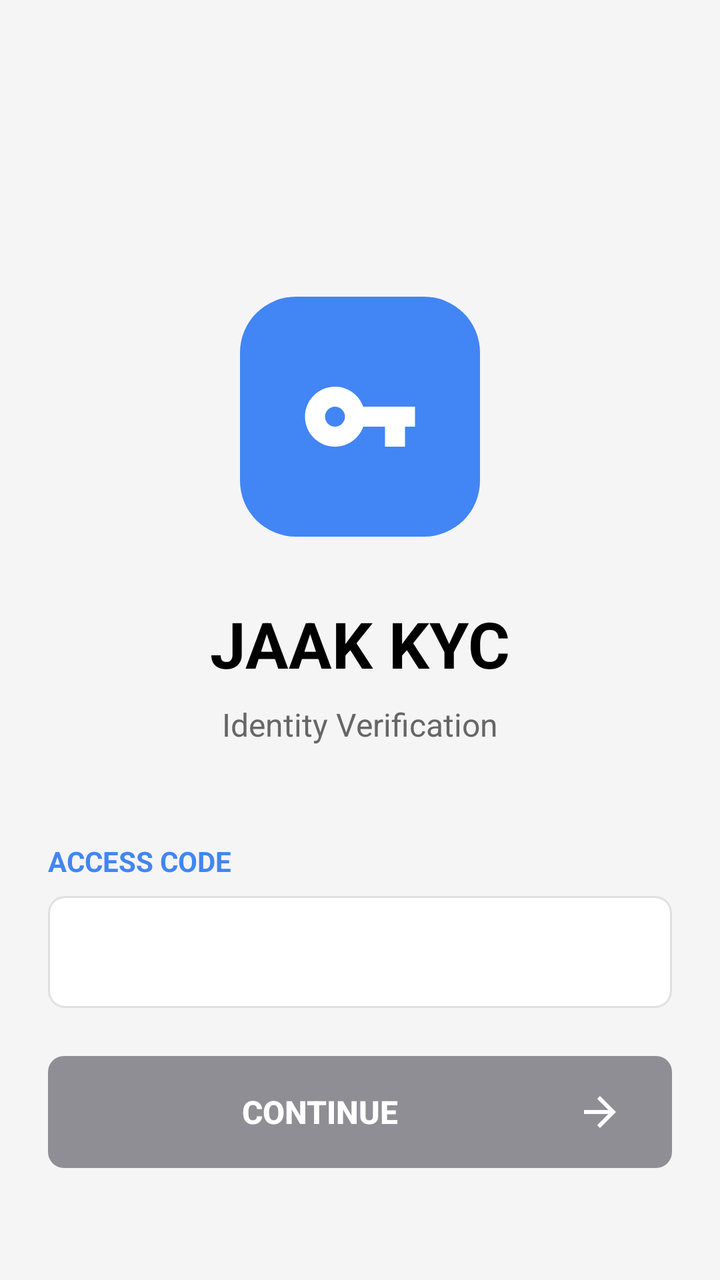
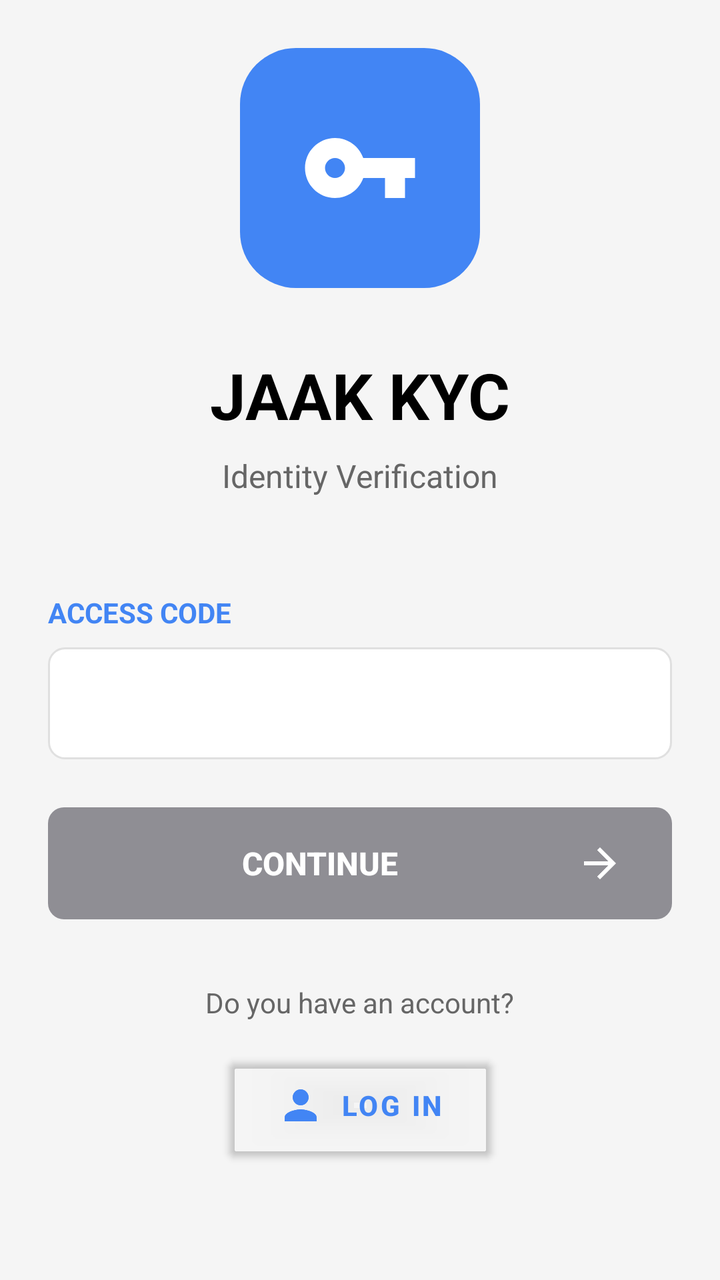

The first picture is an Android layout as it rendered before a commit; the second is the same layout after the commit. The layout source and the unified diff follow.
<!-- AndroidManifest.xml: application theme Theme.JaakAccessKeyless -->
<!-- res/layout/activity_menu_main.xml -->
<?xml version="1.0" encoding="utf-8"?>
<androidx.constraintlayout.widget.ConstraintLayout xmlns:android="http://schemas.android.com/apk/res/android"
    xmlns:app="http://schemas.android.com/apk/res-auto"
    xmlns:tools="http://schemas.android.com/tools"
    android:id="@+id/viewContainer"
    android:layout_width="match_parent"
    android:layout_height="match_parent"
    android:background="@color/jaak_background"
    android:padding="24dp"
    tools:context="com.jaak.kyc.ui.view.MenuMainActivity">

    
    <FrameLayout
        android:id="@+id/logoContainer"
        android:layout_width="120dp"
        android:layout_height="120dp"
        android:background="@drawable/bg_logo_blue"
        app:layout_constraintEnd_toEndOf="parent"
        app:layout_constraintStart_toStartOf="parent"
        app:layout_constraintTop_toTopOf="parent"
        app:layout_constraintBottom_toTopOf="@+id/textViewTitle"
        app:layout_constraintVertical_chainStyle="packed">

        <ImageView
            android:id="@+id/ivJaak"
            android:layout_width="60dp"
            android:layout_height="60dp"
            android:layout_gravity="center"
            android:src="@drawable/ic_key_white" />

    </FrameLayout>

    
    <TextView
        android:id="@+id/textViewTitle"
        android:layout_width="wrap_content"
        android:layout_height="wrap_content"
        android:layout_marginTop="32dp"
        android:text="@string/onboarding_digital"
        android:textColor="@color/jaak_text_primary"
        android:textSize="32sp"
        android:textStyle="bold"
        app:layout_constraintEnd_toEndOf="parent"
        app:layout_constraintStart_toStartOf="parent"
        app:layout_constraintTop_toBottomOf="@+id/logoContainer"
        app:layout_constraintBottom_toTopOf="@+id/textViewSubtitle" />

    
    <TextView
        android:id="@+id/textViewSubtitle"
        android:layout_width="wrap_content"
        android:layout_height="wrap_content"
        android:layout_marginTop="8dp"
        android:text="@string/descrip_init"
        android:textColor="@color/jaak_text_secondary"
        android:textSize="16sp"
        app:layout_constraintEnd_toEndOf="parent"
        app:layout_constraintStart_toStartOf="parent"
        app:layout_constraintTop_toBottomOf="@+id/textViewTitle"
        app:layout_constraintBottom_toTopOf="@+id/labelCodigoAcceso" />

    
    <TextView
        android:id="@+id/labelCodigoAcceso"
        android:layout_width="wrap_content"
        android:layout_height="wrap_content"
        android:layout_marginTop="48dp"
        android:text="@string/codigo_acceso_label"
        android:textColor="@color/jaak_text_blue"
        android:textSize="14sp"
        android:textStyle="bold"
        app:layout_constraintStart_toStartOf="@+id/etShort"
        app:layout_constraintTop_toBottomOf="@+id/textViewSubtitle" />

    
    <EditText
        android:id="@+id/etShort"
        android:layout_width="0dp"
        android:layout_height="56dp"
        android:layout_marginTop="8dp"
        android:background="@drawable/bg_input_field"
        android:gravity="center"
        android:hint=""
        android:inputType="textNoSuggestions"
        android:maxLength="7"
        android:textColor="@color/jaak_text_primary"
        android:textSize="16sp"
        app:layout_constraintEnd_toEndOf="parent"
        app:layout_constraintStart_toStartOf="parent"
        app:layout_constraintTop_toBottomOf="@+id/labelCodigoAcceso"
        app:layout_constraintBottom_toTopOf="@+id/tvBtnStart" />

    
    <androidx.appcompat.widget.AppCompatButton
        android:id="@+id/tvBtnStart"
        android:layout_width="0dp"
        android:layout_height="56dp"
        android:layout_marginTop="24dp"
        android:layout_marginBottom="32dp"
        android:background="@drawable/bg_button_continue"
        android:backgroundTint="@null"
        android:drawableEnd="@drawable/ic_arrow_forward"
        android:drawablePadding="16dp"
        android:enabled="false"
        android:gravity="center"
        android:paddingStart="24dp"
        android:paddingEnd="24dp"
        android:stateListAnimator="@null"
        android:text="@string/btn_enter"
        android:textColor="@color/button_text_color"
        android:textSize="16sp"
        android:textStyle="bold"
        app:layout_constraintBottom_toBottomOf="parent"
        app:layout_constraintEnd_toEndOf="parent"
        app:layout_constraintStart_toStartOf="parent"
        app:layout_constraintTop_toBottomOf="@+id/etShort" />

    
    <androidx.constraintlayout.widget.ConstraintLayout
        android:id="@+id/clProgress"
        android:layout_width="0dp"
        android:layout_height="0dp"
        android:visibility="gone"
        app:layout_constraintBottom_toBottomOf="parent"
        app:layout_constraintEnd_toEndOf="parent"
        app:layout_constraintStart_toStartOf="parent"
        app:layout_constraintTop_toTopOf="parent">

        <ProgressBar
            android:id="@+id/loading"
            android:background="@color/orange"
            android:backgroundTint="@android:color/transparent"
            android:layout_width="100dp"
            android:visibility="visible"
            android:layout_height="100dp"
            app:layout_constraintTop_toTopOf="parent"
            app:layout_constraintBottom_toBottomOf="parent"
            app:layout_constraintStart_toStartOf="parent"
            app:layout_constraintEnd_toEndOf="parent"/>

        <TextView
            android:id="@+id/tvLoadingText"
            style="@style/TextViewCenterTitle"
            android:layout_width="0dp"
            android:layout_height="wrap_content"
            android:layout_marginStart="24dp"
            android:layout_marginTop="16dp"
            android:layout_marginEnd="24dp"
            android:text="@string/init_session"
            app:layout_constraintEnd_toEndOf="parent"
            app:layout_constraintHorizontal_bias="0.0"
            app:layout_constraintStart_toStartOf="parent"
            app:layout_constraintTop_toBottomOf="@+id/loading" />


    </androidx.constraintlayout.widget.ConstraintLayout>



</androidx.constraintlayout.widget.ConstraintLayout>
<!-- resources referenced by this layout -->
<resources>
  <color name="jaak_background">#F5F5F5</color>
  <color name="jaak_text_blue">#4285F4</color>
  <color name="jaak_text_primary">#000000</color>
  <color name="jaak_text_secondary">#666666</color>
  <color name="orange">#FF9800</color>
  <!-- drawable bg_logo_blue (drawable) -->
  <?xml version="1.0" encoding="utf-8"?>
  <shape xmlns:android="http://schemas.android.com/apk/res/android"
      android:shape="rectangle">
      <solid android:color="@color/jaak_logo_blue" />
      <corners android:radius="28dp" />
  </shape>
  <!-- drawable ic_arrow_forward (drawable) -->
  <?xml version="1.0" encoding="utf-8"?>
  <vector xmlns:android="http://schemas.android.com/apk/res/android"
      android:width="24dp"
      android:height="24dp"
      android:viewportWidth="24"
      android:viewportHeight="24"
      android:tint="@android:color/white">
      <path
          android:fillColor="@android:color/white"
          android:pathData="M12,4l-1.41,1.41L16.17,11H4v2h12.17l-5.58,5.59L12,20l8,-8z"/>
  </vector>
  <!-- drawable ic_key_white (drawable) -->
  <?xml version="1.0" encoding="utf-8"?>
  <vector xmlns:android="http://schemas.android.com/apk/res/android"
      android:width="24dp"
      android:height="24dp"
      android:viewportWidth="24"
      android:viewportHeight="24"
      android:tint="@android:color/white">
      <path
          android:fillColor="@android:color/white"
          android:pathData="M12.65,10C11.83,7.67 9.61,6 7,6c-3.31,0 -6,2.69 -6,6s2.69,6 6,6c2.61,0 4.83,-1.67 5.65,-4H17v4h4v-4h2v-4H12.65zM7,14c-1.1,0 -2,-0.9 -2,-2s0.9,-2 2,-2 2,0.9 2,2 -0.9,2 -2,2z"/>
  </vector>
  <string name="btn_enter">Continue</string>
  <string name="codigo_acceso_label">ACCESS CODE</string>
  <string name="descrip_init">Identity Verification</string>
  <string name="init_session">Creating session</string>
  <string name="onboarding_digital">JAAK KYC</string>
  <style name="TextViewCenterTitle" parent="TextAppearance.AppCompat">
          <item name="android:textColor">@color/black</item>
          <item name="android:textSize">18sp</item>
          <item name="android:gravity">center</item>
          <item name="android:textStyle">bold</item>
      </style>
  <color name="jaak_button_disabled">#8F8E94</color>
  <color name="jaak_button_pressed">#2E6FE6</color>
  <color name="jaak_button_enabled">#3579F6</color>
  <color name="jaak_input_background">#FFFFFF</color>
  <color name="jaak_input_border_focused">#3579F6</color>
  <color name="jaak_input_border">#E0E0E0</color>
  <color name="jaak_logo_blue">#4285F4</color>
  <color name="black">#000000</color>
  <color name="colorPrimary">#202945</color>
  <color name="colorPrimaryVariant">#1ECAD3</color>
  <color name="colorOnPrimary">#FFFFFF</color>
  <color name="colorSecondary">#655DC6</color>
  <color name="colorSecondaryVariant">#00829B</color>
  <color name="colorOnSecondary">#000000</color>
  <!-- unchanged entries left out for length: 3 -->
</resources>

<!-- the commit's change to res/layout/activity_menu_main.xml (unified diff, before → after) -->
@@ -96,7 +96,6 @@
         android:layout_width="0dp"
         android:layout_height="56dp"
         android:layout_marginTop="24dp"
-        android:layout_marginBottom="32dp"
         android:background="@drawable/bg_button_continue"
         android:backgroundTint="@null"
         android:drawableEnd="@drawable/ic_arrow_forward"
@@ -110,10 +109,45 @@
         android:textColor="@color/button_text_color"
         android:textSize="16sp"
         android:textStyle="bold"
-        app:layout_constraintBottom_toBottomOf="parent"
         app:layout_constraintEnd_toEndOf="parent"
         app:layout_constraintStart_toStartOf="parent"
         app:layout_constraintTop_toBottomOf="@+id/etShort" />
+
+    
+    <TextView
+        android:id="@+id/tvHaveAccount"
+        android:layout_width="wrap_content"
+        android:layout_height="wrap_content"
+        android:layout_marginTop="32dp"
+        android:text="@string/have_account"
+        android:textColor="@color/jaak_text_secondary"
+        android:textSize="14sp"
+        app:layout_constraintEnd_toEndOf="parent"
+        app:layout_constraintStart_toStartOf="parent"
+        app:layout_constraintTop_toBottomOf="@+id/tvBtnStart" />
+
+    
+    <com.google.android.material.button.MaterialButton
+        android:id="@+id/btnLogin"
+        android:layout_width="wrap_content"
+        android:layout_height="wrap_content"
+        android:layout_marginTop="12dp"
+        android:backgroundTint="@android:color/transparent"
+        android:paddingHorizontal="24dp"
+        android:paddingVertical="12dp"
+        android:text="@string/login_button_shortkey"
+        android:textColor="@color/jaak_text_blue"
+        android:textSize="14sp"
+        android:textStyle="bold"
+        app:icon="@drawable/ic_person"
+        app:iconGravity="start"
+        app:iconPadding="8dp"
+        app:iconTint="@color/jaak_text_blue"
+        app:rippleColor="@color/jaak_primary"
+        app:strokeColor="@android:color/transparent"
+        app:layout_constraintEnd_toEndOf="parent"
+        app:layout_constraintStart_toStartOf="parent"
+        app:layout_constraintTop_toBottomOf="@+id/tvHaveAccount" />
 
     
     <androidx.constraintlayout.widget.ConstraintLayout
@@ -128,11 +162,10 @@
 
         <ProgressBar
             android:id="@+id/loading"
+            style="@style/JaakProgressBar.Large"
             android:background="@color/orange"
             android:backgroundTint="@android:color/transparent"
-            android:layout_width="100dp"
             android:visibility="visible"
-            android:layout_height="100dp"
             app:layout_constraintTop_toTopOf="parent"
             app:layout_constraintBottom_toBottomOf="parent"
             app:layout_constraintStart_toStartOf="parent"
<!-- resource entries referenced after the edit -->
@@ -1,6 +1,7 @@
 <!-- resources referenced by this layout -->
 <resources>
   <color name="jaak_background">#F5F5F5</color>
+  <color name="jaak_primary">#3579F6</color>
   <color name="jaak_text_blue">#4285F4</color>
   <color name="jaak_text_primary">#000000</color>
   <color name="jaak_text_secondary">#666666</color>
@@ -36,11 +37,27 @@
           android:fillColor="@android:color/white"
           android:pathData="M12.65,10C11.83,7.67 9.61,6 7,6c-3.31,0 -6,2.69 -6,6s2.69,6 6,6c2.61,0 4.83,-1.67 5.65,-4H17v4h4v-4h2v-4H12.65zM7,14c-1.1,0 -2,-0.9 -2,-2s0.9,-2 2,-2 2,0.9 2,2 -0.9,2 -2,2z"/>
   </vector>
+  <!-- drawable ic_person (drawable) -->
+  <vector xmlns:android="http://schemas.android.com/apk/res/android"
+      android:width="24dp"
+      android:height="24dp"
+      android:viewportWidth="24"
+      android:viewportHeight="24">
+      <path
+          android:fillColor="@color/jaak_text_tertiary"
+          android:pathData="M12,12c2.21,0 4,-1.79 4,-4s-1.79,-4 -4,-4 -4,1.79 -4,4 1.79,4 4,4zM12,14c-2.67,0 -8,1.34 -8,4v2h16v-2c0,-2.66 -5.33,-4 -8,-4z"/>
+  </vector>
   <string name="btn_enter">Continue</string>
   <string name="codigo_acceso_label">ACCESS CODE</string>
   <string name="descrip_init">Identity Verification</string>
+  <string name="have_account">Do you have an account?</string>
   <string name="init_session">Creating session</string>
+  <string name="login_button_shortkey">Log In</string>
   <string name="onboarding_digital">JAAK KYC</string>
+  <style name="JaakProgressBar.Large">
+          <item name="android:layout_width">64dp</item>
+          <item name="android:layout_height">64dp</item>
+      </style>
   <style name="TextViewCenterTitle" parent="TextAppearance.AppCompat">
           <item name="android:textColor">@color/black</item>
           <item name="android:textSize">18sp</item>
@@ -54,6 +71,7 @@
   <color name="jaak_input_border_focused">#3579F6</color>
   <color name="jaak_input_border">#E0E0E0</color>
   <color name="jaak_logo_blue">#4285F4</color>
+  <color name="jaak_text_tertiary">#999999</color>
   <color name="black">#000000</color>
   <color name="colorPrimary">#202945</color>
   <color name="colorPrimaryVariant">#1ECAD3</color>
